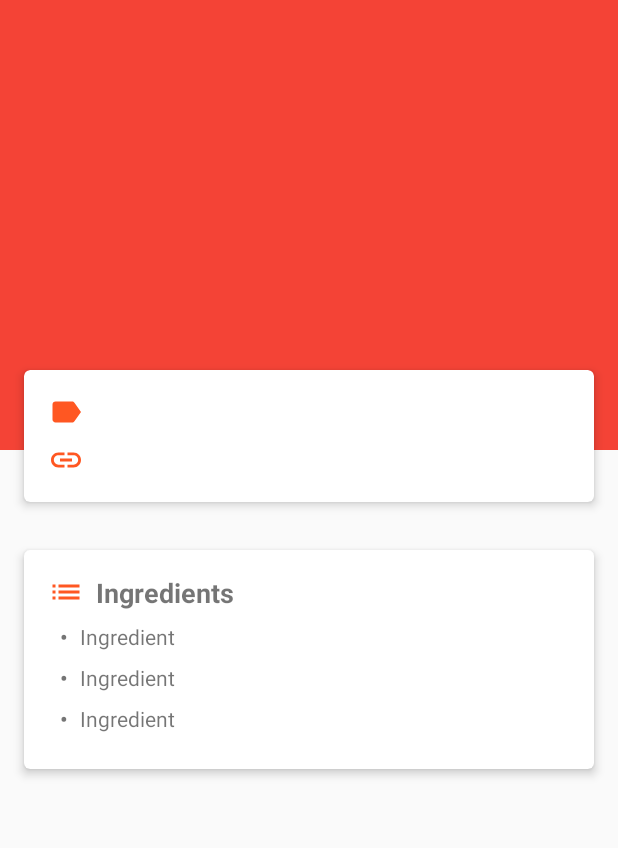
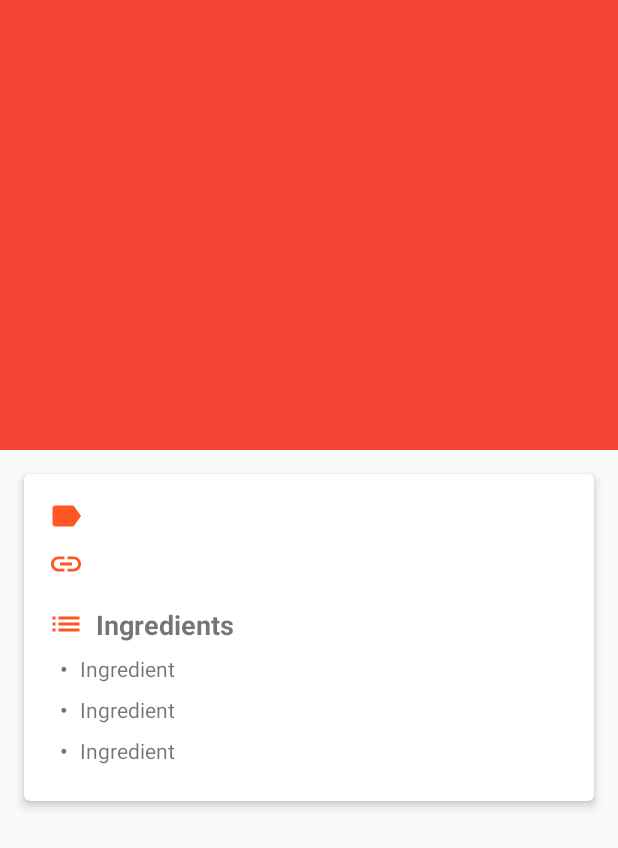
Before and after one commit to fernnando/j-aime, an Android app: the layout activity_recipe_detail.xml on its own in the app's theme, with its tools: preview values and no code run, on a phone screen of 412 x 824 dp. Shown: the top 848 px of the screen. Run offline under Robolectric (Android 15) with nearby library versions, the phone set to English and light mode, and no system bars.

Commit message:
Updated recipe detail layout.

```diff
--- a/app/src/main/res/layout/activity_recipe_detail.xml
+++ b/app/src/main/res/layout/activity_recipe_detail.xml
@@ -63,7 +63,6 @@
             android:layout_width="match_parent"
             android:layout_height="match_parent"
             android:scrollbars="none"
-            app:behavior_overlapTop="69dp"
             app:layout_behavior="@string/appbar_scrolling_view_behavior">
 
             <LinearLayout
@@ -72,7 +71,7 @@
                 android:orientation="vertical">
 
                 <android.support.v7.widget.CardView
-                    android:id="@+id/recipe_card"
+                    android:id="@+id/ingredients_card"
                     android:layout_width="match_parent"
                     android:layout_height="wrap_content"
                     android:layout_margin="@dimen/spacing_large"
@@ -89,17 +88,16 @@
                         android:layout_height="wrap_content"
                         android:orientation="vertical">
 
-
                         <RelativeLayout
                             android:layout_width="match_parent"
-                            android:layout_height="wrap_content">
+                            android:layout_height="match_parent">
 
                             <ImageView
                                 android:id="@+id/image_recipe"
                                 android:layout_width="wrap_content"
                                 android:layout_height="wrap_content"
-                                android:src="@drawable/ic_label"
-                                android:contentDescription="@string/label_icon"/>
+                                android:contentDescription="@string/label_icon"
+                                android:src="@drawable/ic_label" />
 
                             <TextView
                                 android:layout_width="wrap_content"
@@ -110,16 +108,15 @@
                                 android:text="@{recipeDetailViewModel.title}"
                                 android:textStyle="bold" />
 
-
                         </RelativeLayout>
 
                         <RelativeLayout
                             android:layout_width="match_parent"
-                            android:layout_height="wrap_content"
+                            android:layout_height="match_parent"
                             android:layout_marginTop="@dimen/spacing_medium">
 
                             <ImageView
-                                android:id="@+id/image_mail"
+                                android:id="@+id/image_link"
                                 android:layout_width="wrap_content"
                                 android:layout_height="wrap_content"
                                 android:src="@drawable/ic_insert_link" />
@@ -127,83 +124,61 @@
                             <TextView
                                 android:layout_width="wrap_content"
                                 android:layout_height="wrap_content"
-                                android:autoLink="web"
                                 android:layout_centerVertical="true"
                                 android:layout_marginStart="14dp"
-                                android:layout_toEndOf="@+id/image_mail"
+                                android:layout_toEndOf="@+id/image_link"
+                                android:autoLink="web"
                                 android:text="@{recipeDetailViewModel.href}" />
 
 
                         </RelativeLayout>
 
-
-                    </LinearLayout>
-                </android.support.v7.widget.CardView>
-
-                <android.support.v7.widget.CardView
-                    android:id="@+id/ingredients_card"
-                    android:layout_width="match_parent"
-                    android:layout_height="wrap_content"
-                    android:layout_margin="@dimen/spacing_large"
-                    app:cardBackgroundColor="@android:color/white"
-                    app:cardCornerRadius="4dp"
-                    app:cardElevation="4dp"
-                    app:contentPaddingBottom="16dp"
-                    app:contentPaddingLeft="16dp"
-                    app:contentPaddingRight="16dp"
-                    app:contentPaddingTop="16dp">
-
-
                         <android.support.constraint.ConstraintLayout
                                 android:layout_width="match_parent"
-                            android:layout_height="wrap_content"
-                            tools:layout_editor_absoluteY="16dp"
-                            tools:layout_editor_absoluteX="16dp">
+                                android:layout_height="match_parent"
+                                android:paddingTop="@dimen/activity_vertical_margin"
+                                tools:layout_editor_absoluteX="16dp"
+                                tools:layout_editor_absoluteY="16dp">
 
                                 <ImageView
                                     android:id="@+id/image_ingredients"
                                     android:layout_width="wrap_content"
                                     android:layout_height="wrap_content"
+                                    android:contentDescription="@string/ingredients_icon"
                                     android:src="@drawable/ic_list"
                                     app:layout_constraintLeft_toLeftOf="parent"
-                                app:layout_constraintTop_toTopOf="parent"
-                                android:contentDescription="@string/ingredients_icon"/>
+                                    app:layout_constraintTop_toTopOf="parent" />
 
                                 <TextView
                                     android:id="@+id/textView"
                                     android:layout_width="wrap_content"
                                     android:layout_height="wrap_content"
+                                    android:layout_marginStart="8dp"
                                     android:text="@string/ingredients"
                                     android:textSize="18sp"
                                     android:textStyle="bold"
-                                app:layout_constraintTop_toTopOf="parent"
                                     app:layout_constraintLeft_toRightOf="@+id/image_ingredients"
-                                android:layout_marginStart="8dp" />
+                                    app:layout_constraintTop_toTopOf="parent" />
 
                                 <android.support.v7.widget.RecyclerView
                                     android:id="@+id/list_ingredients"
                                     android:layout_width="0dp"
                                     android:layout_height="wrap_content"
+                                    android:layout_marginLeft="0dp"
+                                    android:layout_marginRight="0dp"
                                     android:layout_marginTop="8dp"
                                     android:clipToPadding="false"
                                     android:scrollbars="vertical"
                                     app:layout_behavior="@string/appbar_scrolling_view_behavior"
+                                    app:layout_constraintLeft_toLeftOf="parent"
                                     app:layout_constraintTop_toBottomOf="@+id/image_ingredients"
                                     tools:listitem="@layout/item_ingredient"
-                                android:layout_marginLeft="0dp"
-                                app:layout_constraintLeft_toLeftOf="parent"
-                                android:layout_marginRight="0dp"
                                     app:layout_constraintRight_toRightOf="parent" />
 
-
-
                             </android.support.constraint.ConstraintLayout>
-
-
-
+                    </LinearLayout>
 
                 </android.support.v7.widget.CardView>
-
 
             </LinearLayout>
         </android.support.v4.widget.NestedScrollView>
```
Also changed, not shown: 3 other files. Lines whose indentation alone changed are shown as unchanged.
